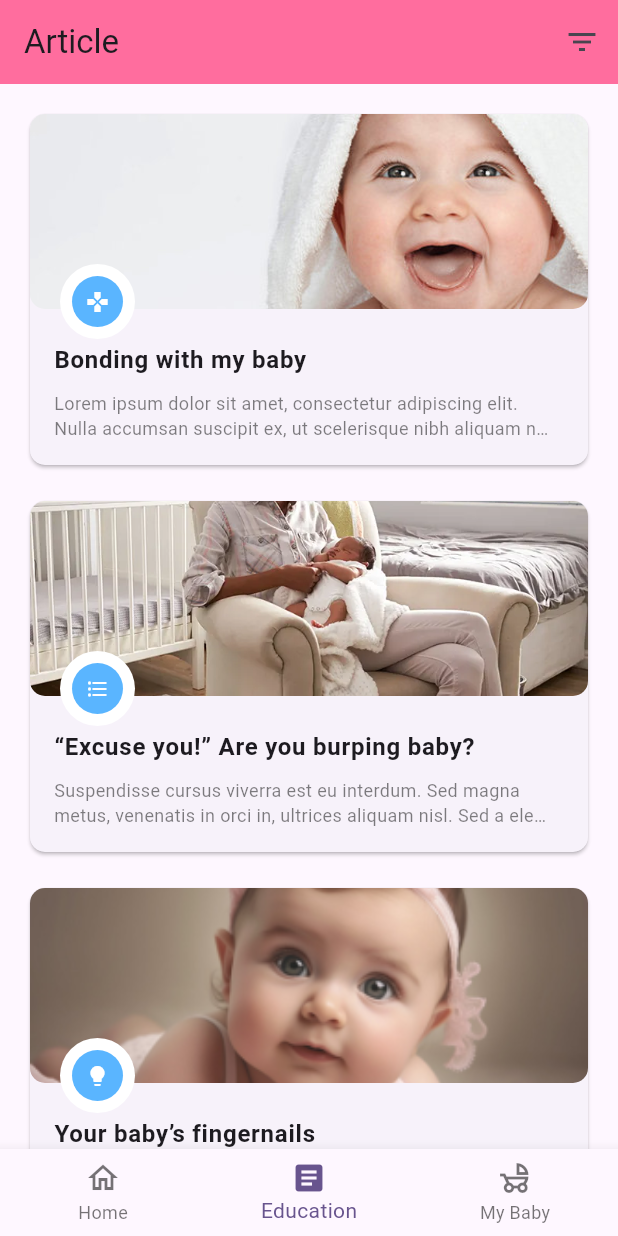
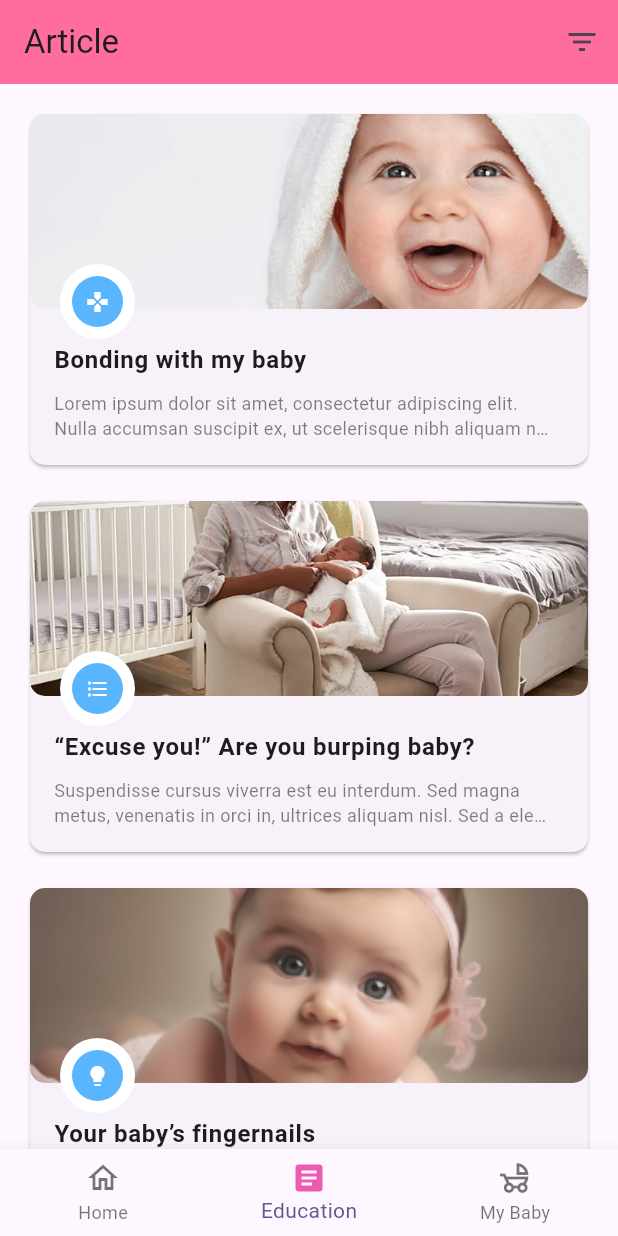
Before and after one commit to IndraMakassar/penerjemah_bayi, a Flutter app: the screen it shows after launch, item 2 of the bottom bar chosen, on a phone screen of 412 x 824 dp. Run offline on Flutter 3.47's test engine with Material 3 defaults, Android fonts, the phone set to English and light mode, and no system bars; our stand-ins replace accordion, flutter_svg; missing offline and left inert: tflite_flutter.

Commit message:
Update History UI and change Navbar color

```diff
--- a/lib/pages/main_page.dart
+++ b/lib/pages/main_page.dart
@@ -23,15 +23,24 @@ class _MainPageState extends State<MainPage> {
   Widget build(BuildContext context) {
     List<BottomNavigationBarItem> bottomNavItems = [
       BottomNavigationBarItem(
-        icon: (currentIndex == 0) ? const Icon(Icons.home) : const Icon(Icons.home_outlined),
+        icon: (currentIndex == 0)
+            ? const Icon(
+                Icons.home,
+                color: Color.fromARGB(255, 237, 90, 178),
+              )
+            : const Icon(Icons.home_outlined),
         label: 'Home',
       ),
       BottomNavigationBarItem(
-        icon: (currentIndex == 1) ? const Icon(Icons.article) : const Icon(Icons.article_outlined),
+        icon: (currentIndex == 1)
+            ? const Icon(Icons.article, color: Color.fromARGB(255, 237, 90, 178))
+            : const Icon(Icons.article_outlined),
         label: 'Education',
       ),
       BottomNavigationBarItem(
-        icon: (currentIndex == 2) ? const Icon(Icons.child_friendly) : const Icon(Icons.child_friendly_outlined),
+        icon: (currentIndex == 2)
+            ? const Icon(Icons.child_friendly, color: Color.fromARGB(255, 237, 90, 178))
+            : const Icon(Icons.child_friendly_outlined),
         label: 'My Baby',
       )
     ];
```
Also changed, not shown: lib/pages/home_page.dart (+54 -9 lines).
